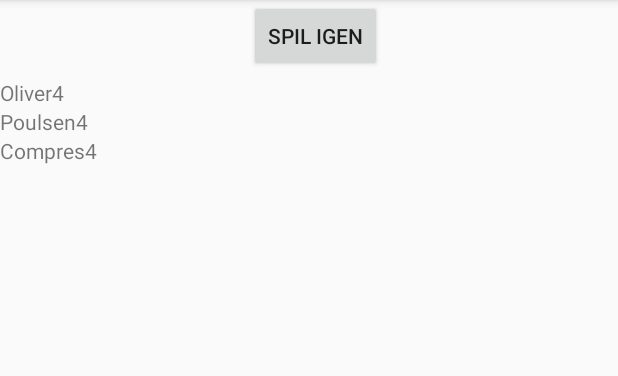
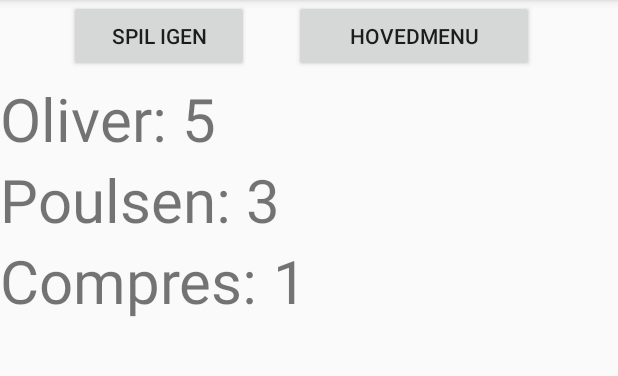
Before and after one commit to mocompres/Galgeleg, an Android app: the HighScoreActivity screen opened directly, with no data from a screen before it, on a phone screen of 412 x 824 dp, the part 84-460 px from its top. Run offline under Robolectric (Android 15) with nearby library versions, the phone set to English and light mode, and no system bars.

Commit message:
fixed relative layout

```diff
--- a/app/src/main/java/com/example/galgeleg/HighScoreActivity.java
+++ b/app/src/main/java/com/example/galgeleg/HighScoreActivity.java
@@ -4,12 +4,15 @@ import androidx.appcompat.app.AppCompatActivity;
 import androidx.recyclerview.widget.LinearLayoutManager;
 import androidx.recyclerview.widget.RecyclerView;
 
+import android.content.Intent;
 import android.os.Bundle;
+import android.view.View;
 import android.widget.ArrayAdapter;
+import android.widget.Button;
 
 import java.util.ArrayList;
 
-public class HighScoreActivity extends AppCompatActivity {
+public class HighScoreActivity extends AppCompatActivity implements View.OnClickListener   {
 
     // RecyclerView stuff
     private RecyclerView recyclerView;
@@ -19,6 +22,9 @@ public class HighScoreActivity extends AppCompatActivity {
     // HighScore stuff
     private HighscoreController highscore;
 
+    private Button playAgainBTN;
+    private Button menuBTN;
+
     @Override
     protected void onCreate(Bundle savedInstanceState) {
         super.onCreate(savedInstanceState);
@@ -26,16 +32,38 @@ public class HighScoreActivity extends AppCompatActivity {
 
         highscore = new HighscoreController();
 
+        playAgainBTN = findViewById(R.id.playAgainBTN);
+        playAgainBTN.setOnClickListener(this);
+
+        menuBTN = findViewById(R.id.menuBTN);
+        menuBTN.setOnClickListener(this);
+        // use a linear layout manager
+        initRecyclerView();
+    }
+
+    void initRecyclerView() {
         recyclerView = (RecyclerView) findViewById(R.id.highscorelist);
 
-        recyclerView.setHasFixedSize(true);
+        // specify an adapter (see also next example)
+        mAdapter = new HighScoreAdapter(highscore.getHighScoreList(), this);
+        recyclerView.setAdapter(mAdapter);
+        recyclerView.setLayoutManager( new LinearLayoutManager(this));
 
-        // use a linear layout manager
-        layoutManager = new LinearLayoutManager(this);
-        recyclerView.setLayoutManager(layoutManager);
+    }
 
-        // specify an adapter (see also next example)
-        mAdapter = new HighScoreAdapter(highscore.getHighScoreList());
-        recyclerView.setAdapter(mAdapter);
+    @Override
+    public void onClick(View v) {
+        Intent i;
+
+        switch (v.getId()) {
+            case R.id.playAgainBTN:
+                i = new Intent(this, MainActivity.class);
+                startActivity(i);
+                break;
+            case R.id.menuBTN:
+                i = new Intent(this, WelcomeActivity.class);
+                startActivity(i);
+                break;
+        }
     }
 }
--- a/app/src/main/java/com/example/galgeleg/HighScoreAdapter.java
+++ b/app/src/main/java/com/example/galgeleg/HighScoreAdapter.java
@@ -1,5 +1,6 @@
 package com.example.galgeleg;
 
+import android.content.Context;
 import android.util.Log;
 import android.view.LayoutInflater;
 import android.view.View;
@@ -12,7 +13,7 @@ import java.util.ArrayList;
 
 public class HighScoreAdapter extends RecyclerView.Adapter<HighScoreAdapter.MyViewHolder> {
     private ArrayList<Score> mDataset;
-
+    private Context context;
     // Provide a reference to the views for each data item
     // Complex data items may need more than one view per item, and
     // you provide access to all the views for a data item in a view holder
@@ -29,8 +30,9 @@ public class HighScoreAdapter extends RecyclerView.Adapter<HighScoreAdapter.MyVi
     }
 
     // Provide a suitable constructor (depends on the kind of dataset)
-    public HighScoreAdapter(ArrayList<Score> myDataset) {
-        mDataset = myDataset;
+    public HighScoreAdapter(ArrayList<Score> myDataset, Context context) {
+        this.mDataset = myDataset;
+        this.context = context;
     }
 
     // Create new views (invoked by the layout manager)
@@ -49,8 +51,8 @@ public class HighScoreAdapter extends RecyclerView.Adapter<HighScoreAdapter.MyVi
     public void onBindViewHolder(MyViewHolder holder, int position) {
         // - get element from your dataset at this position
         // - replace the contents of the view with that element
-        holder.nameView.setText(mDataset.get(position).getName());
-        holder.scoreView.setText(mDataset.get(position).getPoints());
+        holder.nameView.setText(mDataset.get(position).getName() +": ");
+        holder.scoreView.setText(Integer.toString(mDataset.get(position).getPoints()));
 
 
     }
--- a/app/src/main/res/layout/activity_high_score.xml
+++ b/app/src/main/res/layout/activity_high_score.xml
@@ -8,14 +8,27 @@
 
 
     <Button
-        android:id="@+id/button"
+        android:id="@+id/playAgainBTN"
         android:layout_width="wrap_content"
         android:layout_height="wrap_content"
         android:layout_alignParentStart="true"
         android:layout_alignParentEnd="true"
-        android:layout_marginStart="166dp"
-        android:layout_marginEnd="157dp"
+        android:layout_marginStart="46dp"
+        android:layout_marginEnd="246dp"
         android:text="Spil igen"
+        app:layout_constraintEnd_toEndOf="parent"
+        app:layout_constraintStart_toStartOf="parent"
+        app:layout_constraintTop_toTopOf="parent" />
+
+    <Button
+        android:id="@+id/menuBTN"
+        android:layout_width="wrap_content"
+        android:layout_height="wrap_content"
+        android:layout_alignParentStart="true"
+        android:layout_alignParentEnd="true"
+        android:layout_marginStart="196dp"
+        android:layout_marginEnd="56dp"
+        android:text="Hovedmenu"
         app:layout_constraintEnd_toEndOf="parent"
         app:layout_constraintStart_toStartOf="parent"
         app:layout_constraintTop_toTopOf="parent" />
@@ -24,13 +37,13 @@
         android:id="@+id/highscorelist"
         android:layout_width="match_parent"
         android:layout_height="679dp"
-        android:layout_below="@+id/button"
+        android:layout_below="@+id/playAgainBTN"
         android:layout_alignParentBottom="true"
         android:layout_marginTop="4dp"
         android:layout_marginBottom="0dp"
         android:scrollbars="vertical"
         app:layout_constraintBottom_toBottomOf="parent"
-        app:layout_constraintTop_toBottomOf="@+id/button" />
+        app:layout_constraintTop_toBottomOf="@+id/playAgainBTN" />
 
 
 </RelativeLayout>
--- a/app/src/main/res/layout/highscore_listitem.xml
+++ b/app/src/main/res/layout/highscore_listitem.xml
@@ -7,16 +7,16 @@
         android:id="@+id/nameView"
         android:layout_width="wrap_content"
         android:layout_height="wrap_content"
-        android:layout_weight="1"
-        android:text="Oliver: " />
+        android:text="Oliver: "
+        android:textSize="40dp"/>
 
     <TextView
+        android:id="@+id/scoreView"
         android:layout_width="wrap_content"
         android:layout_height="wrap_content"
-        android:id="@+id/scoreView"
-        android:layout_toRightOf="@id/nameView"
-        android:layout_weight="1"
+        android:layout_toEndOf="@id/nameView"
         android:text="4"
+        android:textSize="40dp"
         />
 
 
```
